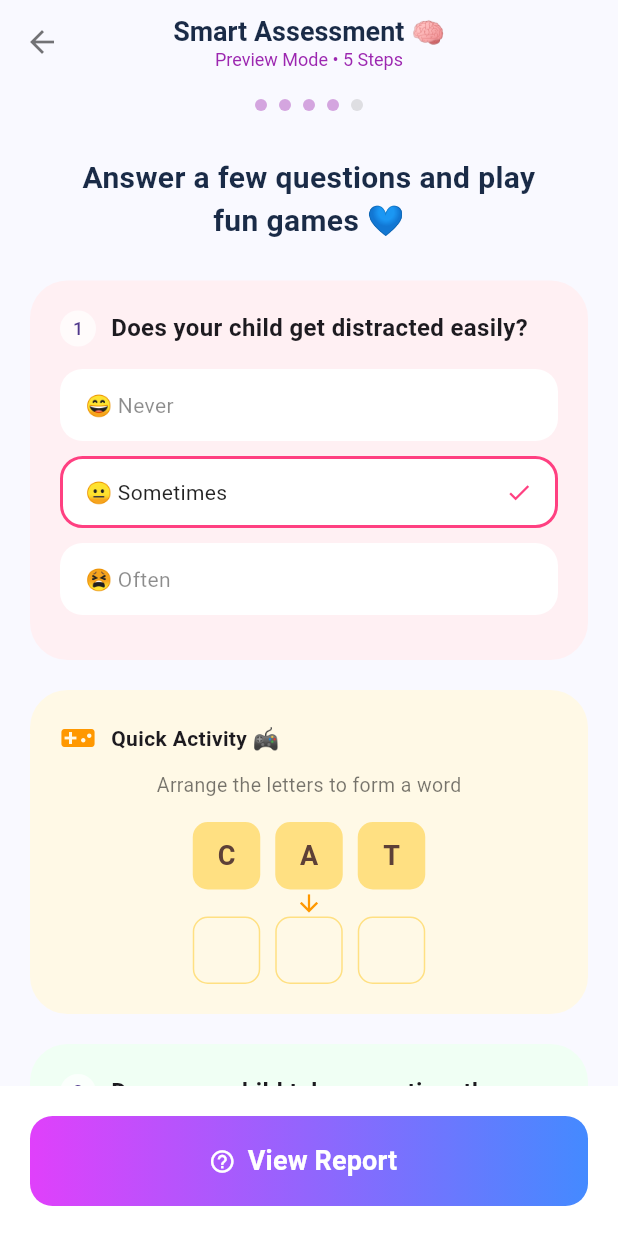
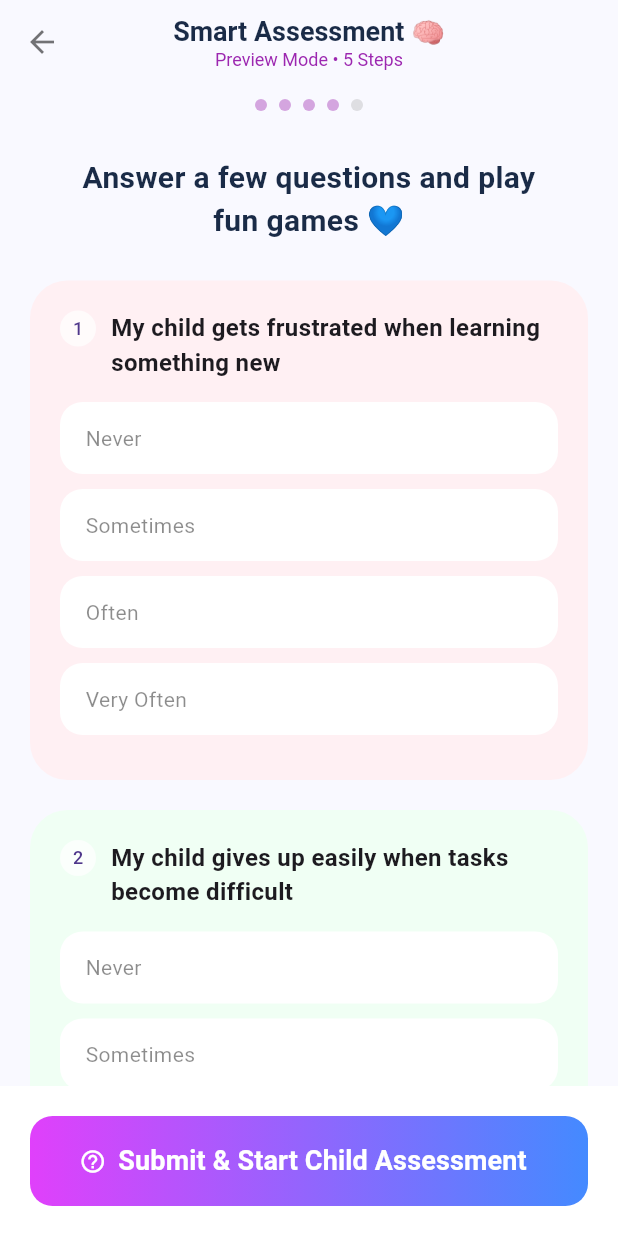
Before and after one commit to janhavipatil47/attention-nl, a Flutter app: the SmartAssessmentScreen screen opened directly, on a phone screen of 412 x 824 dp. Run offline on Flutter 3.47's test engine with Material 3 defaults, Android fonts, the phone set to English and light mode, and no system bars; our stand-ins replace cloud_firestore, firebase_core, shared_preferences; accounts and stored records are empty.

Commit message:
Questionnaire for parents added

```diff
--- a/frontend/lib/screens/assessment.dart
+++ b/frontend/lib/screens/assessment.dart
@@ -1,8 +1,26 @@
 import 'package:flutter/material.dart';
-import 'report.dart';
+import '../services/questionnaire_service.dart';
+import 'childAssessment.dart';
 
-class SmartAssessmentScreen extends StatelessWidget {
-  const SmartAssessmentScreen({super.key});
+class SmartAssessmentScreen extends StatefulWidget {
+  const SmartAssessmentScreen({super.key, this.userId = 'anonymous_user'});
+
+  final String userId;
+
+  @override
+  State<SmartAssessmentScreen> createState() => _SmartAssessmentScreenState();
+}
+
+class _SmartAssessmentScreenState extends State<SmartAssessmentScreen> {
+  final Map<int, int> _responses = <int, int>{};
+  final TextEditingController _observationsController = TextEditingController();
+  bool _isSubmitting = false;
+
+  @override
+  void dispose() {
+    _observationsController.dispose();
+    super.dispose();
+  }
 
   @override
   Widget build(BuildContext context) {
@@ -33,28 +51,26 @@ class SmartAssessmentScreen extends StatelessWidget {
                   style: TextStyle(fontSize: 20, fontWeight: FontWeight.bold, color: Color(0xFF1A2B47)),
                 ),
                 const SizedBox(height: 25),
+                ...List.generate(QuestionnaireService.questions.length, (index) {
+                  final cardColor = index.isEven
+                      ? const Color(0xFFFFF0F3)
+                      : const Color(0xFFF0FFF4);
 
-                // Question 1 (Pink)
-                _buildQuestionCard(
-                  color: const Color(0xFFFFF0F3),
-                  number: "1",
-                  question: "Does your child get distracted easily?",
-                  options: ["Never", "Sometimes", "Often"],
-                  selectedIndex: 1,
-                  showEmojis: true,
-                ),
-
-                // Quick Activity (Yellow)
-                _buildActivityCard(),
-
-                // Question 3 (Green)
-                _buildQuestionCard(
-                  color: const Color(0xFFF0FFF4),
-                  number: "3",
-                  question: "Does your child take more time than others to complete tasks?",
-                  options: ["Rarely", "Sometimes", "Often"],
-                  selectedIndex: 1,
-                ),
+                  return _buildQuestionCard(
+                    color: cardColor,
+                    number: '${index + 1}',
+                    question: QuestionnaireService.questions[index],
+                    options: QuestionnaireService.responseOptions,
+                    selectedIndex: _responses[index],
+                    onOptionSelected: (selectedOption) {
+                      setState(() {
+                        _responses[index] = selectedOption;
+                      });
+                    },
+                    showEmojis: false,
+                  );
+                }),
+                _buildObservationsCard(),
 
                 const SizedBox(height: 20),
                 const Text(
@@ -92,6 +108,7 @@ class SmartAssessmentScreen extends StatelessWidget {
     required String question,
     required List<String> options,
     int? selectedIndex,
+    required ValueChanged<int> onOptionSelected,
     bool showEmojis = false,
   }) {
     return Container(
@@ -112,7 +129,10 @@ class SmartAssessmentScreen extends StatelessWidget {
           const SizedBox(height: 15),
           ...List.generate(options.length, (index) {
             bool isSelected = index == selectedIndex;
-            return Container(
+            return InkWell(
+              borderRadius: BorderRadius.circular(15),
+              onTap: () => onOptionSelected(index),
+              child: Container(
                 margin: const EdgeInsets.only(bottom: 10),
                 padding: const EdgeInsets.symmetric(horizontal: 15, vertical: 12),
                 decoration: BoxDecoration(
@@ -122,11 +142,12 @@ class SmartAssessmentScreen extends StatelessWidget {
                 ),
                 child: Row(
                   children: [
-                  if (showEmojis) Text(["😄", "😐", "😫"][index] + " "),
+                    if (showEmojis) Text(_emojiForOption(index) + ' '),
                     Text(options[index], style: TextStyle(color: isSelected ? Colors.black87 : Colors.black45)),
                     const Spacer(),
                     if (isSelected) const Icon(Icons.check, size: 18, color: Colors.pinkAccent),
                   ],
+                ),
               ),
             );
           }),
@@ -135,48 +156,12 @@ class SmartAssessmentScreen extends StatelessWidget {
     );
   }
 
-  Widget _buildActivityCard() {
-    return Container(
-      margin: const EdgeInsets.only(bottom: 20),
-      padding: const EdgeInsets.all(20),
-      decoration: BoxDecoration(color: const Color(0xFFFFF9E6), borderRadius: BorderRadius.circular(25)),
-      child: Column(
-        children: [
-          Row(
-            children: const [
-              Icon(Icons.videogame_asset, color: Colors.orange),
-              SizedBox(width: 10),
-              Text("Quick Activity 🎮", style: TextStyle(fontWeight: FontWeight.bold)),
-            ],
-          ),
-          const SizedBox(height: 10),
-          const Text("Arrange the letters to form a word", style: TextStyle(fontSize: 13, color: Colors.black54)),
-          const SizedBox(height: 15),
-          Row(
-            mainAxisAlignment: MainAxisAlignment.center,
-            children: ["C", "A", "T"].map((l) => Container(
-              margin: const EdgeInsets.symmetric(horizontal: 5),
-              width: 45, height: 45,
-              decoration: BoxDecoration(color: const Color(0xFFFFE082), borderRadius: BorderRadius.circular(10)),
-              alignment: Alignment.center,
-              child: Text(l, style: const TextStyle(fontWeight: FontWeight.bold, fontSize: 18, color: Color(0xFF5D4037))),
-            )).toList(),
-          ),
-          const Icon(Icons.arrow_downward, color: Colors.orange, size: 18),
-          Row(
-            mainAxisAlignment: MainAxisAlignment.center,
-            children: List.generate(3, (i) => Container(
-              margin: const EdgeInsets.symmetric(horizontal: 5),
-              width: 45, height: 45,
-              decoration: BoxDecoration(
-                border: Border.all(color: const Color(0xFFFFE082), style: BorderStyle.solid),
-                borderRadius: BorderRadius.circular(10),
-              ),
-            )),
-          ),
-        ],
-      ),
-    );
+  String _emojiForOption(int index) {
+    const emojis = <String>['😄', '😐', '😫', '😭'];
+    if (index < 0 || index >= emojis.length) {
+      return '•';
+    }
+    return emojis[index];
   }
 
   Widget _buildBottomButton(BuildContext context) {
@@ -191,17 +176,106 @@ class SmartAssessmentScreen extends StatelessWidget {
           gradient: const LinearGradient(colors: [Colors.purpleAccent, Colors.blueAccent]),
         ),
         child: ElevatedButton.icon(
-          onPressed: () {
+          onPressed: _isSubmitting
+              ? null
+              : () async {
+                  if (_responses.length != QuestionnaireService.questions.length) {
+                    ScaffoldMessenger.of(context).showSnackBar(
+                      const SnackBar(
+                        content: Text('Please answer all questions before submitting.'),
+                      ),
+                    );
+                    return;
+                  }
+
+                  setState(() {
+                    _isSubmitting = true;
+                  });
+
+                  try {
+                    await QuestionnaireService.submitQuestionnaireResponsesLocally(
+                      userId: widget.userId,
+                      responses: _responses,
+                      additionalObservations: _observationsController.text,
+                    );
+
+                    if (!context.mounted) {
+                      return;
+                    }
+
+                    ScaffoldMessenger.of(context).showSnackBar(
+                      const SnackBar(
+                        content: Text('Thank you for your response. You are in right hands.'),
+                      ),
+                    );
+
                     Navigator.push(
                       context,
-              MaterialPageRoute(builder: (context) => const ReportScreen()),
+                      MaterialPageRoute(builder: (context) => const ChildAssessmentScreen()),
                     );
+                  } catch (error) {
+                    if (!context.mounted) {
+                      return;
+                    }
+                    ScaffoldMessenger.of(context).showSnackBar(
+                      SnackBar(content: Text('Submission failed: $error')),
+                    );
+                  } finally {
+                    if (context.mounted) {
+                      setState(() {
+                        _isSubmitting = false;
+                      });
+                    }
+                  }
                 },
           style: ElevatedButton.styleFrom(backgroundColor: Colors.transparent, shadowColor: Colors.transparent),
           icon: const Icon(Icons.help_outline, color: Colors.white),
-          label: const Text("View Report", style: TextStyle(color: Colors.white, fontSize: 18, fontWeight: FontWeight.bold)),
+          label: Text(
+            _isSubmitting ? 'Submitting...' : 'Submit & Start Child Assessment',
+            style: const TextStyle(color: Colors.white, fontSize: 18, fontWeight: FontWeight.bold),
+          ),
         ),
       ),
     );
   }
+
+  Widget _buildObservationsCard() {
+    return Container(
+      margin: const EdgeInsets.only(bottom: 20),
+      padding: const EdgeInsets.all(20),
+      decoration: BoxDecoration(
+        color: const Color(0xFFEAF4FF),
+        borderRadius: BorderRadius.circular(25),
+      ),
+      child: Column(
+        crossAxisAlignment: CrossAxisAlignment.start,
+        children: [
+          const Text(
+            'Additional Observations',
+            style: TextStyle(fontWeight: FontWeight.bold, fontSize: 16),
+          ),
+          const SizedBox(height: 10),
+          const Text(
+            'Share any notes about your child that may help us understand better.',
+            style: TextStyle(color: Colors.black54, fontSize: 13),
+          ),
+          const SizedBox(height: 12),
+          TextField(
+            controller: _observationsController,
+            minLines: 3,
+            maxLines: 5,
+            decoration: InputDecoration(
+              hintText: 'Type your observations here...',
+              filled: true,
+              fillColor: Colors.white,
+              border: OutlineInputBorder(
+                borderRadius: BorderRadius.circular(14),
+                borderSide: BorderSide.none,
+              ),
+            ),
+          ),
+        ],
+      ),
+    );
   }
+}
--- /dev/null
+++ b/frontend/lib/services/questionnaire_service.dart
@@ -0,0 +1,171 @@
+import 'dart:convert';
+
+import 'package:cloud_firestore/cloud_firestore.dart';
+import 'package:shared_preferences/shared_preferences.dart';
+
+class QuestionnaireService {
+  static const String _localResponsesKey = 'questionnaire_responses_local';
+
+  static const List<String> questions = [
+    'My child gets frustrated when learning something new',
+    'My child gives up easily when tasks become difficult',
+    'My child needs help to complete age-appropriate tasks',
+    'My child has difficulty recognizing or reading words',
+    'My child confuses similar-looking letters (b/d, p/q)',
+    'My child avoids reading activities',
+    'My child’s handwriting is difficult to understand',
+    'My child has trouble forming letters correctly',
+    'My child takes longer than expected to complete writing tasks',
+    'My child avoids writing activities',
+    'My child has difficulty understanding basic numbers or counting',
+    'My child struggles with simple calculations',
+    'My child avoids math-related activities',
+    'My child is easily distracted',
+    'My child has difficulty staying focused on tasks',
+    'My child needs repeated instructions',
+    'My child has difficulty sitting still when required',
+    'My child acts without thinking',
+    'My child gets upset during learning activities',
+    'My child shows hesitation or anxiety toward schoolwork',
+    'Teachers have expressed concerns about my child’s learning',
+    'My child needs close supervision for studies',
+  ];
+
+  static const List<String> responseOptions = [
+    'Never',
+    'Sometimes',
+    'Often',
+    'Very Often',
+  ];
+
+  static const Map<int, int> responseScores = {
+    0: 0,
+    1: 1,
+    2: 2,
+    3: 3,
+  };
+
+  static int calculateTotalScore(Map<int, int> responses) {
+    var totalScore = 0;
+
+    for (final entry in responses.entries) {
+      final selectedOption = entry.value;
+      final score = responseScores[selectedOption];
+
+      if (score == null) {
+        throw ArgumentError.value(
+          selectedOption,
+          'selectedOption',
+          'Each response must be one of 0, 1, 2, or 3.',
+        );
+      }
+
+      totalScore += score;
+    }
+
+    return totalScore;
+  }
+
+  static void validateResponses(Map<int, int> responses) {
+    if (responses.length != questions.length) {
+      throw ArgumentError(
+        'All ${questions.length} questions must be answered before submission.',
+      );
+    }
+
+    for (final entry in responses.entries) {
+      if (entry.key < 0 || entry.key >= questions.length) {
+        throw ArgumentError.value(
+          entry.key,
+          'questionIndex',
+          'Question index is out of range.',
+        );
+      }
+
+      if (!responseScores.containsKey(entry.value)) {
+        throw ArgumentError.value(
+          entry.value,
+          'selectedOption',
+          'Each response must be one of 0, 1, 2, or 3.',
+        );
+      }
+    }
+  }
+
+  static Future<int> submitQuestionnaireResponses({
+    required String userId,
+    required Map<int, int> responses,
+    String? additionalObservations,
+  }) async {
+    validateResponses(responses);
+
+    final totalScore = calculateTotalScore(responses);
+    final firestoreResponses = responses.map(
+      (questionIndex, selectedOption) => MapEntry(
+        questionIndex.toString(),
+        selectedOption,
+      ),
+    );
+
+    await FirebaseFirestore.instance.collection('questionnaire_responses').add({
+      'userId': userId,
+      'timestamp': DateTime.now().toUtc(),
+      'responses': firestoreResponses,
+      'totalScore': totalScore,
+      'additionalObservations': additionalObservations?.trim() ?? '',
+    });
+
+    return totalScore;
+  }
+
+  static Future<int> submitQuestionnaireResponsesLocally({
+    required String userId,
+    required Map<int, int> responses,
+    String? additionalObservations,
+  }) async {
+    validateResponses(responses);
+
+    final totalScore = calculateTotalScore(responses);
+    final prefs = await SharedPreferences.getInstance();
+    final existing = prefs.getStringList(_localResponsesKey) ?? <String>[];
+
+    final payload = <String, dynamic>{
+      'userId': userId,
+      'timestamp': DateTime.now().toUtc().toIso8601String(),
+      'responses': responses.map(
+        (questionIndex, selectedOption) => MapEntry(
+          questionIndex.toString(),
+          selectedOption,
+        ),
+      ),
+      'totalScore': totalScore,
+      'additionalObservations': additionalObservations?.trim() ?? '',
+    };
+
+    existing.add(jsonEncode(payload));
+    await prefs.setStringList(_localResponsesKey, existing);
+
+    return totalScore;
+  }
+
+  static Future<List<Map<String, dynamic>>> loadLocalQuestionnaireResponses() async {
+    final prefs = await SharedPreferences.getInstance();
+    final storedResponses = prefs.getStringList(_localResponsesKey) ?? <String>[];
+
+    return storedResponses
+        .map((encoded) => jsonDecode(encoded) as Map<String, dynamic>)
+        .toList();
+  }
+
+  static String responseLabelFor(int selectedOption) {
+    if (selectedOption < 0 || selectedOption >= responseOptions.length) {
+      throw ArgumentError.value(
+        selectedOption,
+        'selectedOption',
+        'Each response must be one of 0, 1, 2, or 3.',
+      );
+    }
+
+    return responseOptions[selectedOption];
+  }
+}
--- a/frontend/pubspec.yaml
+++ b/frontend/pubspec.yaml
@@ -34,6 +34,9 @@ dependencies:
   # The following adds the Cupertino Icons font to your application.
   # Use with the CupertinoIcons class for iOS style icons.
   cupertino_icons: ^1.0.8
+  cloud_firestore: ^6.2.0
+  firebase_core: ^4.6.0
+  shared_preferences: ^2.5.5
 
 dev_dependencies:
   flutter_test:
```
Also changed, not shown: frontend/lib/main.dart (+9 -1 lines), frontend/lib/screens/childAssessment.dart (added, +61 -0 lines), frontend/lib/screens/login.dart (+7 -1 lines), frontend/pubspec.lock, 3 other files. Lines whose indentation alone changed are shown as unchanged.
